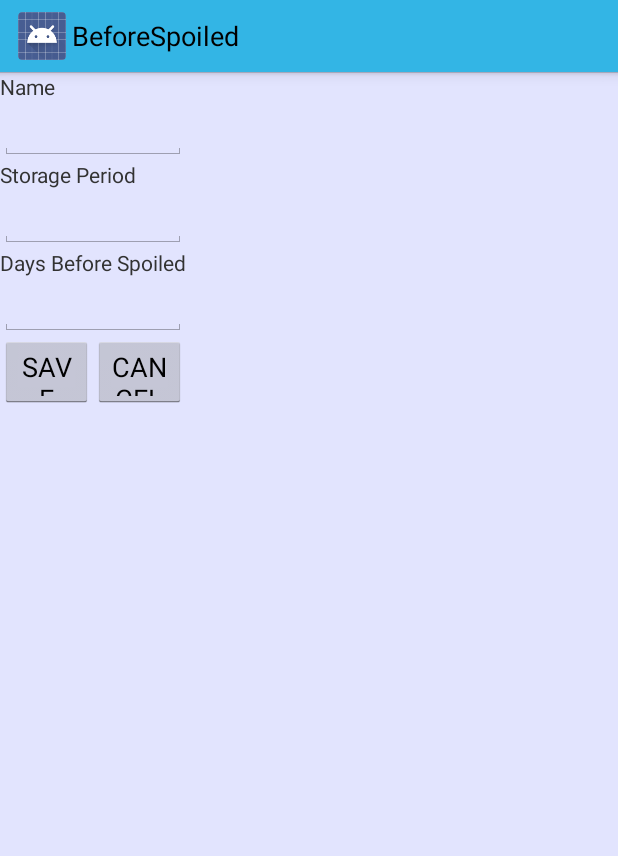
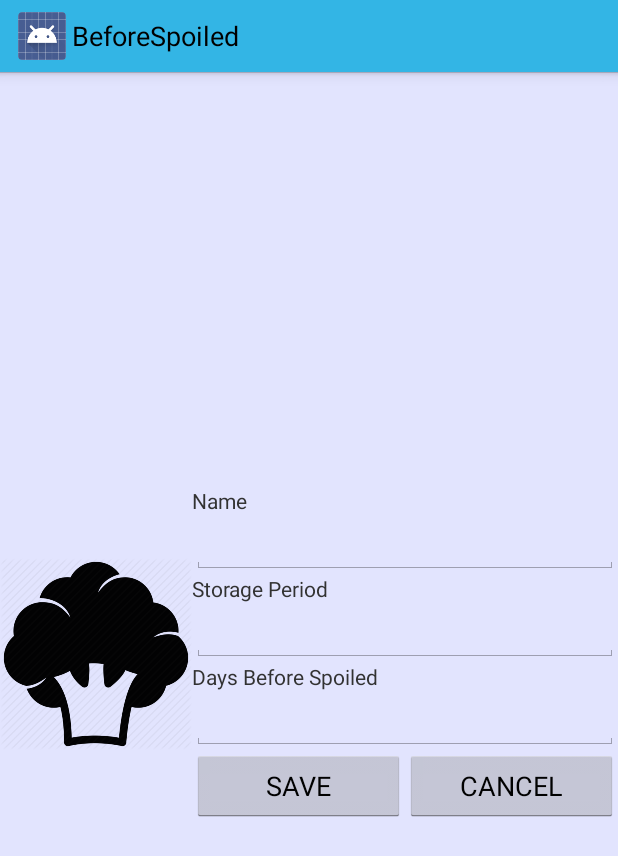
Before and after one commit to illylli/BeforeSpoiled, an Android app: the fragment SingleLabelFragment shown on its own in the app's theme, on a phone screen of 412 x 824 dp. Shown: the top 856 px of the screen. Run offline under Robolectric (Android 15) with nearby library versions, the phone set to English and light mode, and no system bars; 2 statements that could not run were skipped.

Commit message:
change UI

```diff
--- a/app/src/main/java/cs165/edu/dartmouth/cs/beforespoiled/SingleLabelFragment.java
+++ b/app/src/main/java/cs165/edu/dartmouth/cs/beforespoiled/SingleLabelFragment.java
@@ -5,13 +5,16 @@ import android.os.Bundle;
 import android.view.LayoutInflater;
 import android.view.View;
 import android.view.ViewGroup;
+import android.view.Window;
 import android.widget.Button;
 import android.widget.EditText;
+import android.widget.ImageView;
 
 import com.google.gson.Gson;
 
 import cs165.edu.dartmouth.cs.beforespoiled.database.Label;
 import cs165.edu.dartmouth.cs.beforespoiled.database.LabelAsyncTask;
+import cs165.edu.dartmouth.cs.beforespoiled.database.LabelDataSource;
 
 public class SingleLabelFragment extends DialogFragment {
     private static final String ARG_LABEL = "label";
@@ -43,10 +46,17 @@ public class SingleLabelFragment extends DialogFragment {
     @Override
     public View onCreateView(LayoutInflater inflater, ViewGroup container,
                              Bundle savedInstanceState) {
+        getDialog().getWindow().requestFeature(Window.FEATURE_NO_TITLE);
+
         View v = inflater.inflate(R.layout.fragment_single_label, container, false);
+        final ImageView image = (ImageView) v.findViewById(R.id.iv_settings_labels_single_image);
         final EditText name = (EditText) v.findViewById(R.id.et_settings_labels_single_name);
         final EditText period = (EditText) v.findViewById(R.id.et_settings_labels_single_period);
         final EditText days = (EditText) v.findViewById(R.id.et_settings_labels_single_days);
+
+        LabelDataSource labelDataSource = new LabelDataSource(getActivity());
+        image.setImageResource(labelDataSource.getImageReSrcById((int) label.getId()));
+
         if(label != null) {
             name.setText(label.getName());
             period.setText(label.getStoragePeriod() + "");
--- a/app/src/main/java/cs165/edu/dartmouth/cs/beforespoiled/view/HistoryExpandableListAdapter.java
+++ b/app/src/main/java/cs165/edu/dartmouth/cs/beforespoiled/view/HistoryExpandableListAdapter.java
@@ -76,6 +76,7 @@ public class HistoryExpandableListAdapter extends BaseExpandableListAdapter {
         TextView lblListHeader = (TextView) view.findViewById(android.R.id.text1);
         lblListHeader.setTypeface(null, Typeface.BOLD);
         lblListHeader.setText(lists.getDate().toString());
+        lblListHeader.setTextSize(15);
         return view;
     }
 
@@ -90,6 +91,7 @@ public class HistoryExpandableListAdapter extends BaseExpandableListAdapter {
         }
 
         TextView txtListChild = (TextView) view.findViewById(android.R.id.text1);
+        txtListChild.setTextSize(10);
         txtListChild.setText(listItem.getItemName());
         return view;
     }
--- a/app/src/main/java/cs165/edu/dartmouth/cs/beforespoiled/view/ReminderGridAdapter.java
+++ b/app/src/main/java/cs165/edu/dartmouth/cs/beforespoiled/view/ReminderGridAdapter.java
@@ -116,7 +116,7 @@ public class ReminderGridAdapter extends BaseAdapter {
         } else if (days == 1) {
             badge.setBadgeBackgroundColor(Color.RED);
         } else if (days == 2) {
-            badge.setBadgeBackgroundColor(Color.YELLOW);
+            badge.setBadgeBackgroundColor(Color.parseColor("#C0CF21"));
         } else {
             badge.setBadgeBackgroundColor(Color.parseColor("#A4C639"));
         }
--- a/app/src/main/res/layout/fragment_single_label.xml
+++ b/app/src/main/res/layout/fragment_single_label.xml
@@ -1,59 +1,78 @@
 <LinearLayout xmlns:android="http://schemas.android.com/apk/res/android"
     xmlns:tools="http://schemas.android.com/tools"
-    android:layout_width="wrap_content"
+    android:layout_width="match_parent"
+    android:layout_height="match_parent"
+    android:minWidth="1000dp"
+    android:orientation="horizontal"
+    tools:context="cs165.edu.dartmouth.cs.beforespoiled.SingleLabelFragment">
+
+    <ImageView
+        android:id="@+id/iv_settings_labels_single_image"
+        android:layout_width="128dp"
+        android:layout_height="128dp"
+        android:layout_gravity="center"
+        android:scaleType="fitXY"
+        android:src="@drawable/vege" />
+
+    <LinearLayout
+        android:layout_width="match_parent"
         android:layout_height="wrap_content"
-    android:orientation="vertical"
-    tools:context="cs165.edu.dartmouth.cs.beforespoiled.SingleLabelFragment">
+        android:layout_gravity="center"
+        android:layout_weight="1"
+        android:orientation="vertical">
 
         <TextView
             android:layout_width="wrap_content"
             android:layout_height="wrap_content"
-        android:text="@string/settings_labels_single_name"/>
+            android:text="@string/settings_labels_single_name" />
 
         <EditText
             android:id="@+id/et_settings_labels_single_name"
             android:layout_width="match_parent"
-        android:layout_height="wrap_content"/>
+            android:layout_height="wrap_content" />
 
         <TextView
             android:layout_width="wrap_content"
             android:layout_height="wrap_content"
-        android:text="@string/settings_labels_single_period"/>
+            android:text="@string/settings_labels_single_period" />
 
         <EditText
             android:id="@+id/et_settings_labels_single_period"
             android:layout_width="match_parent"
             android:layout_height="wrap_content"
-        android:inputType="numberDecimal"/>
+            android:inputType="numberDecimal" />
 
         <TextView
             android:layout_width="wrap_content"
             android:layout_height="wrap_content"
-        android:text="@string/settings_labels_single_days"/>
+            android:text="@string/settings_labels_single_days" />
 
         <EditText
             android:id="@+id/et_settings_labels_single_days"
             android:layout_width="match_parent"
             android:layout_height="wrap_content"
-        android:inputType="numberDecimal"/>
+            android:inputType="numberDecimal" />
 
         <LinearLayout
             android:layout_width="match_parent"
             android:layout_height="wrap_content"
             android:orientation="horizontal">
+
             <Button
                 android:id="@+id/btn_settings_labels_single_save"
                 android:layout_width="match_parent"
                 android:layout_height="wrap_content"
                 android:layout_weight="1"
-            android:text="SAVE"/>
+                android:text="SAVE" />
 
             <Button
                 android:id="@+id/btn_settings_labels_single_cancel"
                 android:layout_width="match_parent"
                 android:layout_height="wrap_content"
                 android:layout_weight="1"
-            android:text="CANCEL"/>
+                android:text="CANCEL" />
         </LinearLayout>
 
     </LinearLayout>
+
+</LinearLayout>
--- a/app/src/main/res/values/strings.xml
+++ b/app/src/main/res/values/strings.xml
@@ -50,4 +50,7 @@
     <!-- Template -->
     <string name="collapsed">collapsed: %s</string>
     <string name="expanded">expanded: %s</string>
+
+    <!-- AddFromHistory -->
+    <string name="reminder_history_title">Shopping History</string>
 </resources>
```
Also changed, not shown: app/src/main/res/layout/activity_add_from_history.xml (+10 -2 lines), app/src/main/res/xml/fragment_settings.xml (+10 -8 lines). Lines whose indentation alone changed are shown as unchanged.
